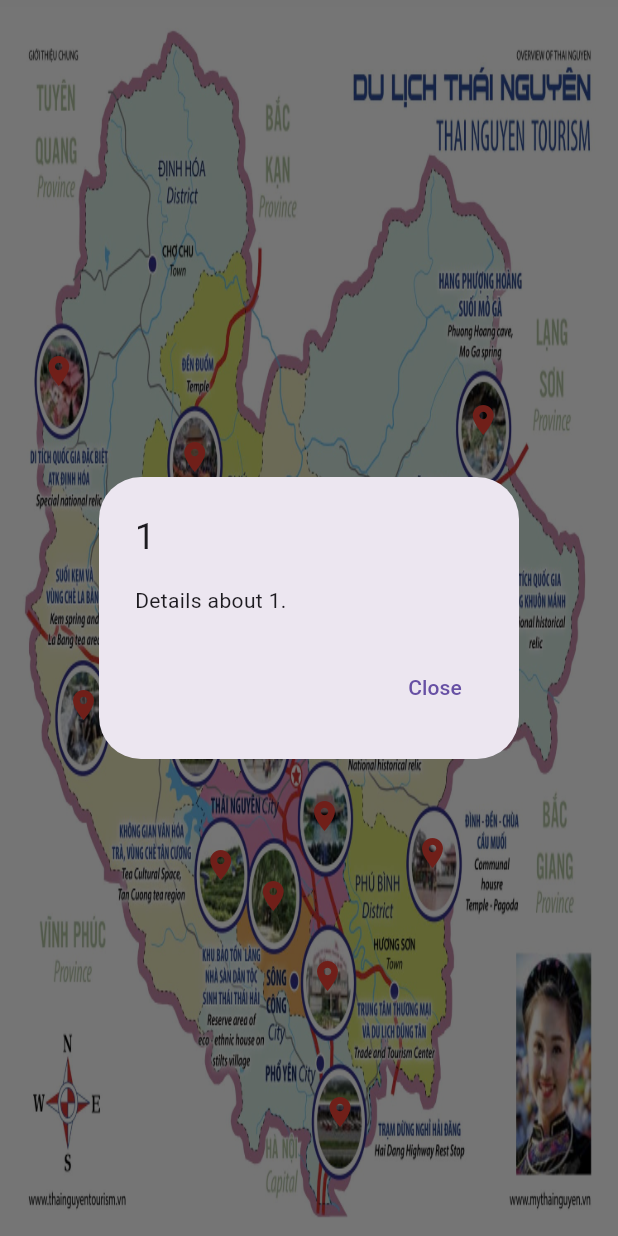
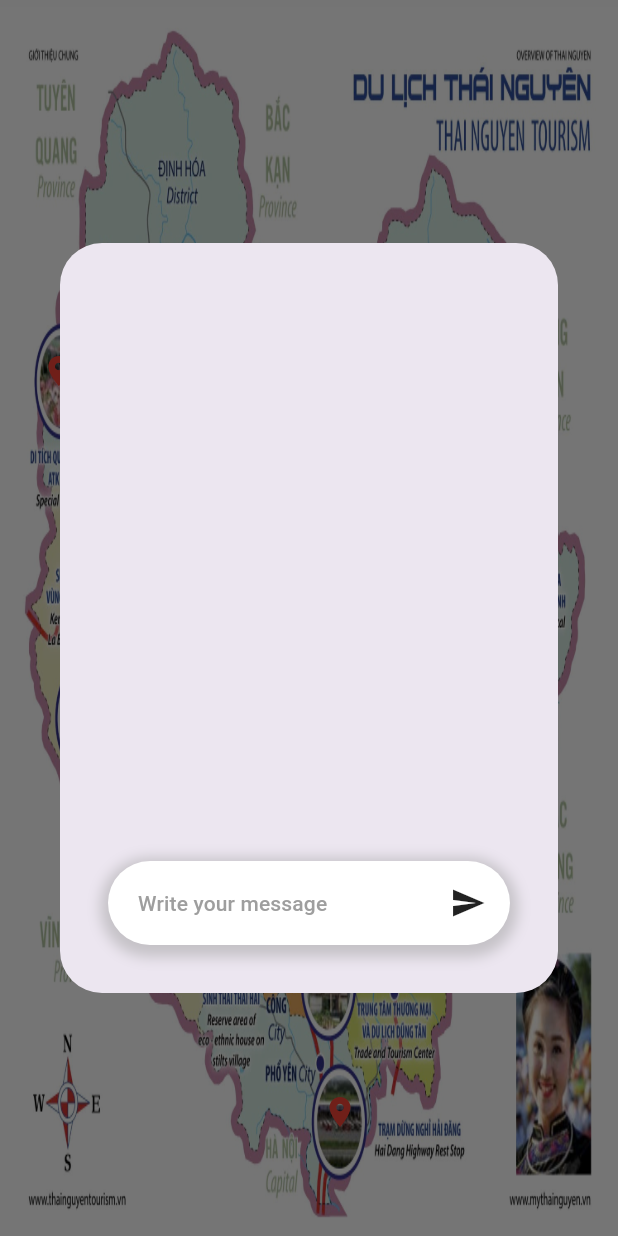
Before and after one commit to ht-nam/TN_overview, a Flutter app: the screen it shows after launch, after a tap on the "location on" icon, on a phone screen of 412 x 824 dp. Run offline on Flutter 3.47's test engine with Material 3 defaults, Android fonts, the light colour scheme and no system bars.

Commit message:
Add chatbox

```diff
--- a/lib/district_detail_popup.dart
+++ b/lib/district_detail_popup.dart
@@ -1,21 +1,153 @@
 import 'package:flutter/material.dart';
 
-class DistrictDetailPopup extends StatelessWidget {
+class DistrictDetailPopup extends StatefulWidget {
   final String districtName;
 
   const DistrictDetailPopup({super.key, required this.districtName});
 
   @override
+  State<DistrictDetailPopup> createState() => _DistrictDetailPopupState();
+}
+
+class _DistrictDetailPopupState extends State<DistrictDetailPopup> {
+  final TextEditingController _controller = TextEditingController();
+  final List<Message> _messages = [];
+  bool _isLoading = false;
+
+  void callGeminiModel() async{
+    try{
+      if(_controller.text.isNotEmpty){
+        _messages.add(Message(text: _controller.text, isUser: true));
+        _isLoading = true;
+        setState(() {});
+      }
+
+      // final model = GenerativeModel(model: 'gemini-pro', apiKey: dotenv.env['GOOGLE_API_KEY']!);
+      final prompt = _controller.text.trim();
+      // final content = [Content.text(prompt)];
+      // final response = await model.generateContent(content);
+
+      setState(() {
+        // _messages.add(Message(text: response.text!, isUser: false));
+        _messages.add(Message(text: "Xin chao\nXin chao", isUser: false));
+        _isLoading = false;
+      });
+
+      _controller.clear();
+    }
+    catch(e){
+      print("Error : $e");
+    }
+  }
+
+  @override
   Widget build(BuildContext context) {
-    return AlertDialog(
-      title: Text(districtName),
-      content: Text('Details about $districtName.'),
-      actions: [
-        TextButton(
-          onPressed: () => Navigator.of(context).pop(),
-          child: const Text('Close'),
+    return Dialog(
+      child: Container(
+        width: 500,
+        height: 500,
+        padding: const EdgeInsets.all(16),
+        child: Column(
+          children: [
+            Expanded(
+              child: ListView.builder(
+                  itemCount: _messages.length,
+                  itemBuilder: (context, index){
+                    final message = _messages[index];
+                    return ListTile(
+                      title: Align(
+                        alignment: message.isUser ? Alignment.centerRight : Alignment.centerLeft,
+                        child: Container(
+                            padding: const EdgeInsets.all(10),
+                            decoration: BoxDecoration(
+                                color: message.isUser ?
+                                Theme.of(context).colorScheme.primary :
+                                Theme.of(context).colorScheme.secondary,
+                                borderRadius: message.isUser ?
+                                const BorderRadius.only(
+                                    topLeft: Radius.circular(20),
+                                    bottomRight: Radius.circular(20),
+                                    bottomLeft: Radius.circular(20)
+                                ) :
+                                const BorderRadius.only(
+                                    topRight: Radius.circular(20),
+                                    topLeft: Radius.circular(20),
+                                    bottomRight: Radius.circular(20)
+                                )
+                            ),
+                            child: Text(
+                                message.text,
+                                style: Theme.of(context).textTheme.bodyMedium?.copyWith(color: Colors.white)
+                            )
+                        ),
+                      ),
+                    );
+                  }
+              ),
+            ),
+            // user input
+            Padding(
+              padding: const EdgeInsets.only(bottom: 16,top: 16.0, left: 16.0, right: 16),
+              child: Container(
+                decoration: BoxDecoration(
+                    color: Colors.white,
+                    borderRadius: BorderRadius.circular(32),
+                    boxShadow: [
+                      BoxShadow(
+                          color: Colors.grey.withOpacity(0.5),
+                          spreadRadius: 5,
+                          blurRadius: 7,
+                          offset: Offset(0, 3)
+                      )
+                    ]
+                ),
+                child: Row(
+                  children: [
+                    Expanded(
+                      child: TextField(
+                        controller: _controller,
+                        style: Theme.of(context).textTheme.titleSmall,
+                        decoration: InputDecoration(
+                            hintText: 'Write your message',
+                            hintStyle: Theme.of(context).textTheme.titleSmall!.copyWith(
+                                color: Colors.grey
+                            ),
+                            border: InputBorder.none,
+                            contentPadding: const EdgeInsets.symmetric(horizontal: 20)
+                        ),
+                      ),
+                    ),
+                    const SizedBox(width: 8,),
+                    _isLoading ?
+                    const Padding(
+                      padding: EdgeInsets.all(8),
+                      child: SizedBox(
+                        width: 20,
+                        height: 20,
+                        child: CircularProgressIndicator(),
+                      ),
+                    ) :
+                    Padding(
+                      padding: const EdgeInsets.all(16.0),
+                      child: GestureDetector(
+                        onTap: callGeminiModel,
+                        child: const Icon(Icons.send),
+                      ),
+                    )
+                  ],
+                ),
+              ),
+            ),
+          ],
         ),
-      ],
+      ),
     );
   }
 }
+
+class Message {
+  final String text;
+  final bool isUser;
+
+  Message({required this.text, required this.isUser});
+}
```
